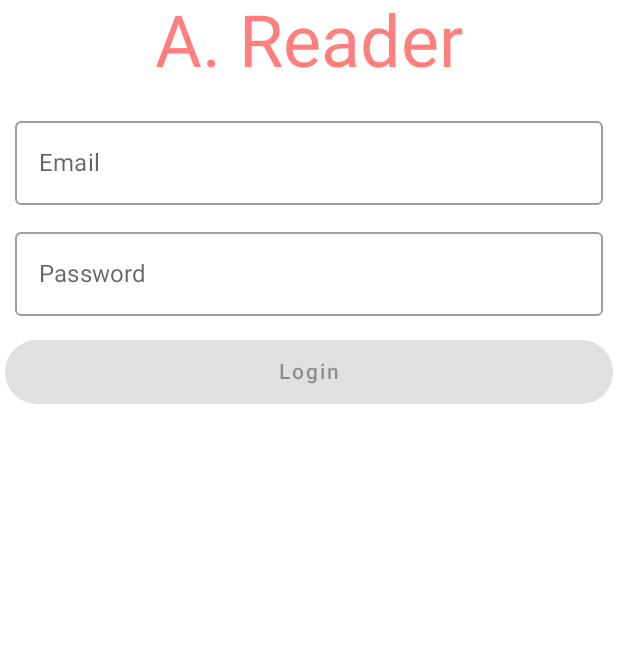
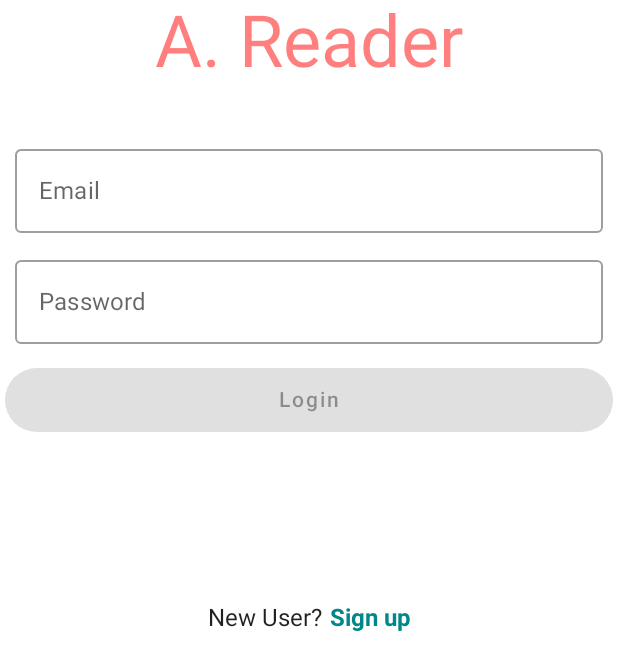
Before and after one commit to matheusgomes2020/JetAReader, an Android app built with Jetpack Compose: the screen it shows after launch (MainActivity), on a phone screen of 412 x 824 dp. Shown: the top 670 px of the screen. Run offline under Robolectric (Android 15) with nearby library versions, the phone set to English and light mode, and no system bars; our stand-ins replace Dagger/Hilt's generated code, Firebase (no records; nobody signed in at launch, a user with empty details on screens opened directly).

Commit message:
Finishing Login and Create Account Logic.

```diff
--- a/app/src/main/java/com/example/jetareader/screens/login/ReaderLoginScreen.kt
+++ b/app/src/main/java/com/example/jetareader/screens/login/ReaderLoginScreen.kt
@@ -2,6 +2,7 @@ package com.example.jetareader.screens.login
 
 import android.util.Log
 import androidx.compose.foundation.background
+import androidx.compose.foundation.clickable
 import androidx.compose.foundation.layout.*
 import androidx.compose.foundation.rememberScrollState
 import androidx.compose.foundation.shape.CircleShape
@@ -19,11 +20,14 @@ import androidx.compose.runtime.saveable.rememberSaveable
 import androidx.compose.ui.Alignment
 import androidx.compose.ui.ExperimentalComposeUiApi
 import androidx.compose.ui.Modifier
+import androidx.compose.ui.draw.clip
 import androidx.compose.ui.draw.scale
 import androidx.compose.ui.focus.FocusRequester
 import androidx.compose.ui.focus.focusRequester
 import androidx.compose.ui.platform.LocalSoftwareKeyboardController
+import androidx.compose.ui.res.stringResource
 import androidx.compose.ui.text.TextStyle
+import androidx.compose.ui.text.font.FontWeight
 import androidx.compose.ui.text.input.ImeAction
 import androidx.compose.ui.text.input.KeyboardType
 import androidx.compose.ui.text.input.PasswordVisualTransformation
@@ -32,6 +36,7 @@ import androidx.compose.ui.tooling.preview.Preview
 import androidx.compose.ui.unit.dp
 import androidx.compose.ui.unit.sp
 import androidx.navigation.NavController
+import com.example.jetareader.R
 import com.example.jetareader.components.EmailInput
 import com.example.jetareader.components.PassWordInput
 import com.example.jetareader.components.ReaderLogo
@@ -39,6 +44,11 @@ import com.example.jetareader.components.ReaderLogo
 @Composable
 fun ReaderLoginScreen( navController: NavController) {
 
+    val showLoginForm = rememberSaveable{
+
+        mutableStateOf( true )
+
+    }
 
     Surface( modifier = Modifier.fillMaxSize() ) {
 
@@ -47,9 +57,39 @@ fun ReaderLoginScreen( navController: NavController) {
 
             ReaderLogo()
 
-            UserForm( loading = false, isCreateAccount = false) { email, password ->
-                Log.d( "Form", "ReaderLoginScreen: $email $password")
+            if ( showLoginForm.value ) UserForm( loading = false, isCreateAccount = false) { email, password ->
+                //Todo FB login
             }
+            else {
+
+                UserForm( loading = false, isCreateAccount = true ) { email, password ->
+                    //Todo: create FB account
+                }
+            }
+        }
+
+        Spacer( modifier = Modifier.height( 15.dp ) )
+
+        Row(
+            modifier = Modifier.padding(15.dp),
+            horizontalArrangement = Arrangement.Center,
+            verticalAlignment = Alignment.CenterVertically
+        ) {
+
+            val text = if ( showLoginForm.value ) "Sign up" else "Login"
+
+            Text( text = "New User?")
+
+            Text( text,
+            modifier = Modifier
+                .clickable {
+
+                    showLoginForm.value = !showLoginForm.value
+
+                }
+                .padding(start = 5.dp),
+            fontWeight = FontWeight.Bold,
+                color = MaterialTheme.colors.secondaryVariant )
 
         }
 
@@ -86,6 +126,9 @@ fun UserForm(
 
     Column(modifier, horizontalAlignment = Alignment.CenterHorizontally) {
 
+        if ( isCreateAccount ) Text(text = stringResource(id = R.string.create_acct ) ,
+                                    modifier = Modifier.padding( 4.dp ) ) else Text( "" )
+
         EmailInput(
             emailState = email, enabled = !loading,
             onAction = KeyboardActions {
@@ -116,6 +159,7 @@ fun UserForm(
         ) {
 
             onDone(email.value.trim(), passWord.value.trim())
+            keyboardController?.hide()
         }
 
 
--- a/app/src/main/res/values/strings.xml
+++ b/app/src/main/res/values/strings.xml
@@ -1,3 +1,4 @@
 <resources>
     <string name="app_name">JetAReader</string>
+    <string name="create_acct">Please enter a valid email and password that is at least 6 characters</string>
 </resources>
```
